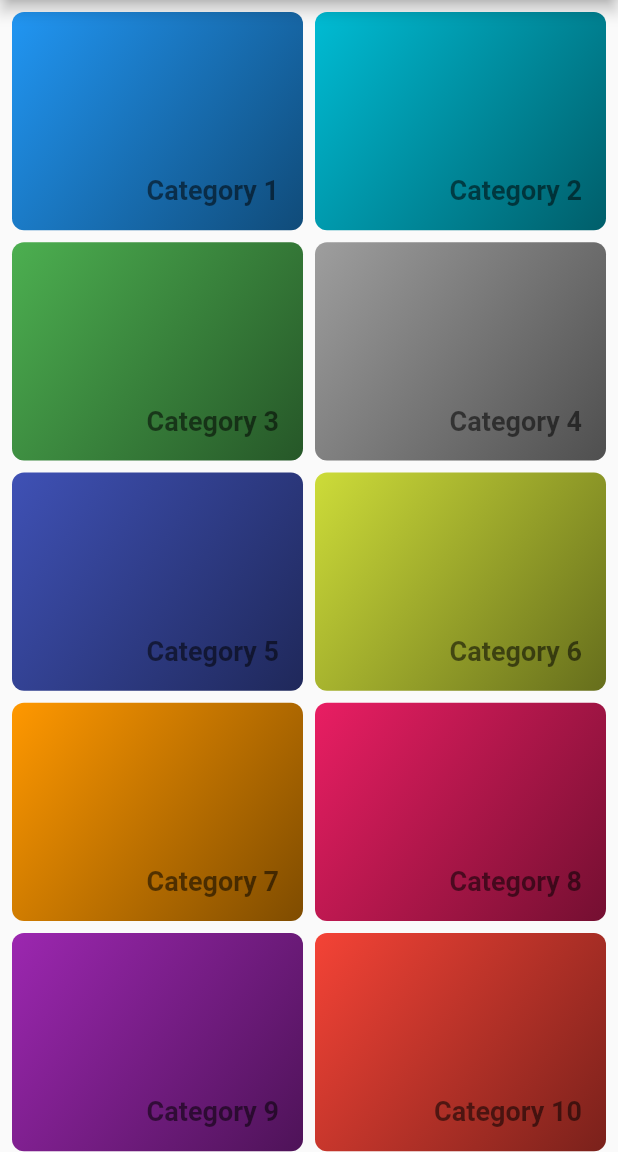
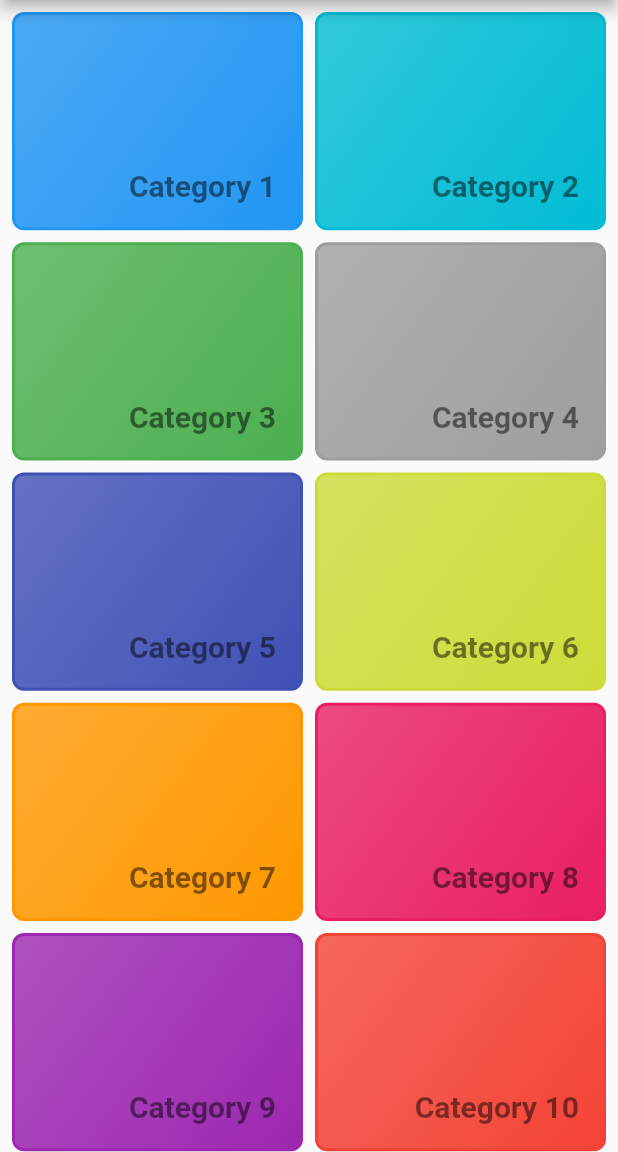
Before and after one commit to anotherglitchinthematrix/flutter-demo-meal, a Flutter app: the screen it shows after launch, on a phone screen of 412 x 824 dp, the part 84-1236 px from its top. Run offline on Flutter 3.47's test engine with Material 2 defaults, Android fonts, the phone set to English and light mode, and no system bars.

Commit message:
Data passing simplified

```diff
--- a/lib/categories_screen.dart
+++ b/lib/categories_screen.dart
@@ -19,10 +19,7 @@ class CategoriesScreen extends StatelessWidget {
         ),
         children: <Widget>[
           ...DUMMY_CATEGORIES
-              .map((category) => CategoryItem(
-                    title: category.title,
-                    color: category.color,
-                  ))
+              .map((category) => CategoryItem(category))
               .toList(),
         ],
       ),
--- a/lib/category_item.dart
+++ b/lib/category_item.dart
@@ -1,44 +1,58 @@
+import 'package:course_007/category_detail_screen.dart';
 import 'package:flutter/material.dart';
 
+import 'models/category.model.dart';
+
 class CategoryItem extends StatelessWidget {
-  final String title;
-  final Color color;
+  final Category category;
 
-  CategoryItem({
-    this.title,
-    this.color,
-  });
+  CategoryItem(
+    this.category,
+  );
+
+  void _selectCategory(BuildContext context) {
+    Navigator.of(context).push(
+      MaterialPageRoute(
+        builder: (_) {
+          return CategoryDetailsScreen(category);
+        },
+      ),
+    );
+  }
 
   @override
   Widget build(BuildContext context) {
-    return Container(
+    return InkWell(
+      onTap: () => _selectCategory(context),
+      splashColor: Colors.black,
+      borderRadius: BorderRadius.circular(8),
+      child: Container(
         decoration: BoxDecoration(
           gradient: LinearGradient(
             colors: [
-            // color.withOpacity(0.8),
-            color,
-            darken(color),
+              category.color.withOpacity(0.8),
+              category.color,
             ],
             begin: Alignment.topLeft,
             end: Alignment.bottomRight,
           ),
           borderRadius: BorderRadius.circular(8),
+          border: Border.all(
+            color: category.color,
+            width: 2.0,
+          ),
         ),
         padding: const EdgeInsets.all(16),
         alignment: Alignment.bottomRight,
         child: Text(
-        title,
+          category.title,
           style: TextStyle(
-          color: Colors.black54,
-          fontSize: 18,
+            color: Colors.black.withAlpha(128),
+            fontSize: 20,
             fontWeight: FontWeight.bold,
+          ),
         ),
       ),
     );
   }
 }
-
-Color darken(Color color, {int shift = 0x1}) {
-  return Color.fromARGB(color.alpha, color.red >> shift, color.green >> shift,
-      color.blue >> shift);
-}
--- a/lib/main.dart
+++ b/lib/main.dart
@@ -9,9 +9,6 @@ class App extends StatelessWidget {
   Widget build(BuildContext context) {
     return MaterialApp(
       title: 'Meal App',
-      theme: ThemeData(
-          // primarySwatch: Colors.blue,
-          ),
       home: CategoriesScreen(),
     );
   }
```
Also changed, not shown: lib/category_detail_screen.dart (added, +24 -0 lines). Lines whose indentation alone changed are shown as unchanged.
